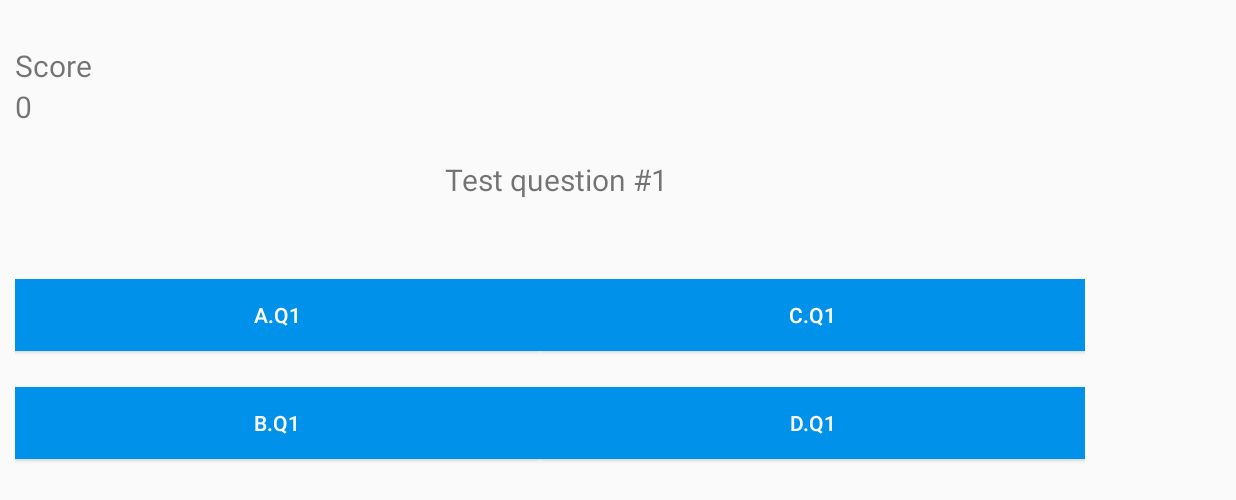
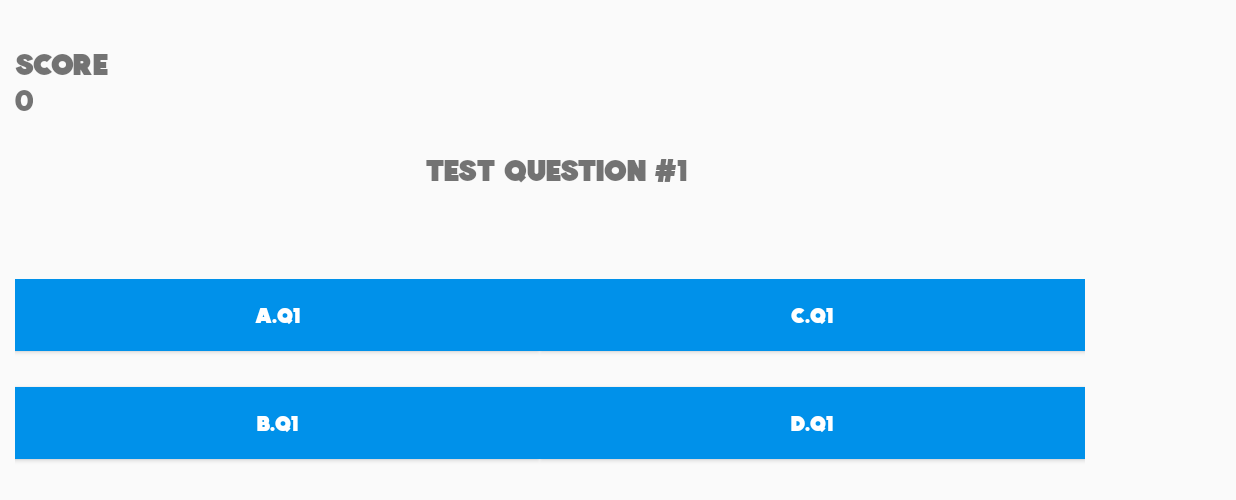
Before and after one commit to jbarribal/SafetyFirst, an Android app: the QuizActivity screen opened directly, with no data from a screen before it, on a phone screen of 824 x 412 dp (held sideways). Shown: the top 500 px of the screen. Run offline under Robolectric (Android 15) with nearby library versions, the phone set to English and light mode, and no system bars.

Commit message:
Changing Fonts

```diff
--- a/app/src/main/res/layout/activity_quiz.xml
+++ b/app/src/main/res/layout/activity_quiz.xml
@@ -20,6 +20,7 @@
             android:layout_width="wrap_content"
             android:layout_height="wrap_content"
             android:text="Score"
+            android:fontFamily="@font/colombosansfont"
             android:textSize="20sp"
             android:layout_alignParentLeft="true"
             android:id="@+id/score_text"/>
@@ -27,6 +28,7 @@
             android:layout_width="wrap_content"
             android:layout_height="wrap_content"
             android:id="@+id/score"
+            android:fontFamily="@font/colombosansfont"
             android:layout_alignParentRight="true"
             android:text="0"
             android:textSize="20sp"/>
@@ -34,6 +36,7 @@
         <TextView
             android:id="@+id/question"
             android:layout_width="match_parent"
+            android:fontFamily="@font/colombosansfont"
             android:layout_height="70dp"
             android:gravity="center"
             android:layout_marginBottom="40dp"
@@ -57,6 +60,7 @@
             android:layout_height="wrap_content"
             android:layout_marginBottom="24dp"
             android:background="#0091EA"
+            android:fontFamily="@font/colombosansfont"
             android:padding="8dp"
             android:text="A"
             android:textColor="#fff" />
@@ -65,6 +69,7 @@
             android:id="@+id/choice2"
             android:layout_width="match_parent"
             android:layout_height="wrap_content"
+            android:fontFamily="@font/colombosansfont"
             android:layout_marginBottom="24dp"
             android:background="#0091EA"
             android:padding="8dp"
@@ -85,6 +90,7 @@
         <Button
             android:id="@+id/choice3"
             android:layout_width="match_parent"
+            android:fontFamily="@font/colombosansfont"
             android:layout_height="wrap_content"
             android:layout_marginBottom="24dp"
             android:background="#0091EA"
@@ -98,6 +104,7 @@
             android:layout_height="wrap_content"
             android:layout_marginBottom="24dp"
             android:background="#0091EA"
+            android:fontFamily="@font/colombosansfont"
             android:padding="8dp"
             android:text="D"
             android:textColor="#fff" />
```
Also changed, not shown: gradle/wrapper/gradle-wrapper.properties, 386 other files.
